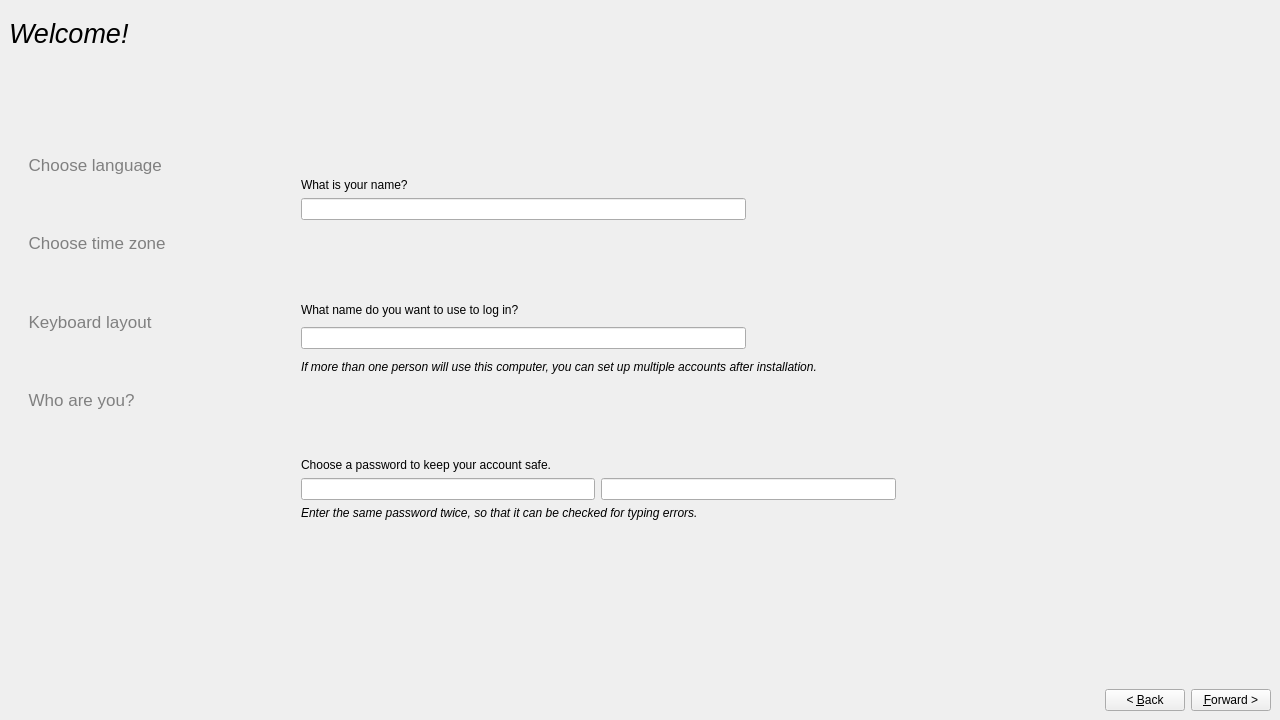
First picture: the form in gui/qt/sysconf.ui, repository chenhan1218/ubiquity, before the edit.
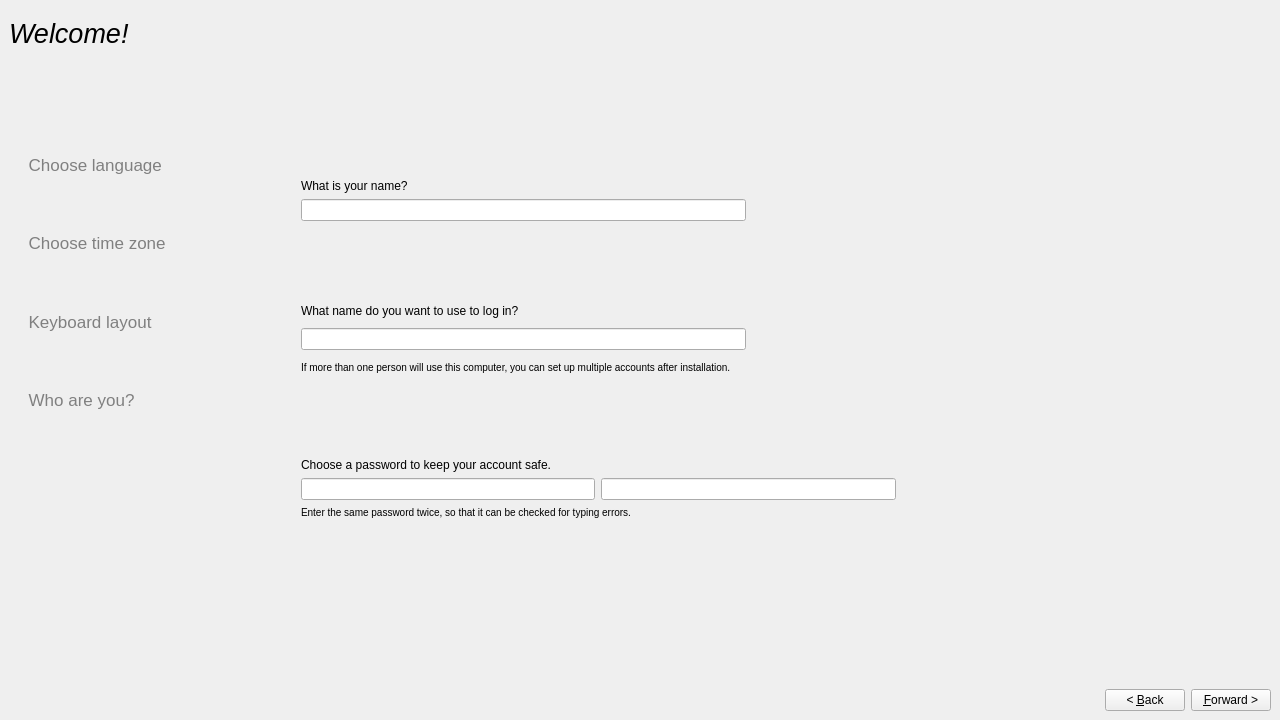
Second picture: the form after the edit. The open tabs and pages were chosen to show the change.

Commit message: Use small print rather than italics in "Who are you?" (LP: #287626).

```diff
--- a/gui/qt/sysconf.ui
+++ b/gui/qt/sysconf.ui
@@ -632,7 +632,7 @@
               <string>&lt;html&gt;&lt;head&gt;&lt;meta name=&quot;qrichtext&quot; content=&quot;1&quot; /&gt;&lt;style type=&quot;text/css&quot;&gt;
 p, li { white-space: pre-wrap; }
 &lt;/style&gt;&lt;/head&gt;&lt;body style=&quot; font-family:'Sans Serif'; font-size:9pt; font-weight:400; font-style:normal; text-decoration:none;&quot;&gt;
-&lt;p style=&quot; margin-top:0px; margin-bottom:0px; margin-left:0px; margin-right:0px; -qt-block-indent:0; text-indent:0px;&quot;&gt;&lt;span style=&quot; font-style:italic;&quot;&gt;If more than one person will use this computer, you can set up multiple accounts after installation.&lt;/span&gt;&lt;/p&gt;&lt;/body&gt;&lt;/html&gt;</string>
+&lt;p style=&quot; margin-top:0px; margin-bottom:0px; margin-left:0px; margin-right:0px; -qt-block-indent:0; text-indent:0px;&quot;&gt;&lt;small&gt;If more than one person will use this computer, you can set up multiple accounts after installation.&lt;/small&gt;&lt;/p&gt;&lt;/body&gt;&lt;/html&gt;</string>
              </property>
              <property name="scaledContents">
               <bool>true</bool>
@@ -806,7 +806,7 @@
               <string>&lt;html&gt;&lt;head&gt;&lt;meta name=&quot;qrichtext&quot; content=&quot;1&quot; /&gt;&lt;style type=&quot;text/css&quot;&gt;
 p, li { white-space: pre-wrap; }
 &lt;/style&gt;&lt;/head&gt;&lt;body style=&quot; font-family:'Sans Serif'; font-size:9pt; font-weight:400; font-style:normal; text-decoration:none;&quot;&gt;
-&lt;p style=&quot; margin-top:0px; margin-bottom:0px; margin-left:0px; margin-right:0px; -qt-block-indent:0; text-indent:0px;&quot;&gt;&lt;span style=&quot; font-style:italic;&quot;&gt;Enter the same password twice, so that it can be checked for typing errors.&lt;/span&gt;&lt;/p&gt;&lt;/body&gt;&lt;/html&gt;</string>
+&lt;p style=&quot; margin-top:0px; margin-bottom:0px; margin-left:0px; margin-right:0px; -qt-block-indent:0; text-indent:0px;&quot;&gt;&lt;small&gt;Enter the same password twice, so that it can be checked for typing errors.&lt;/small&gt;&lt;/p&gt;&lt;/body&gt;&lt;/html&gt;</string>
              </property>
              <property name="wordWrap">
               <bool>false</bool>
```
The commit also changes 4 other files.
